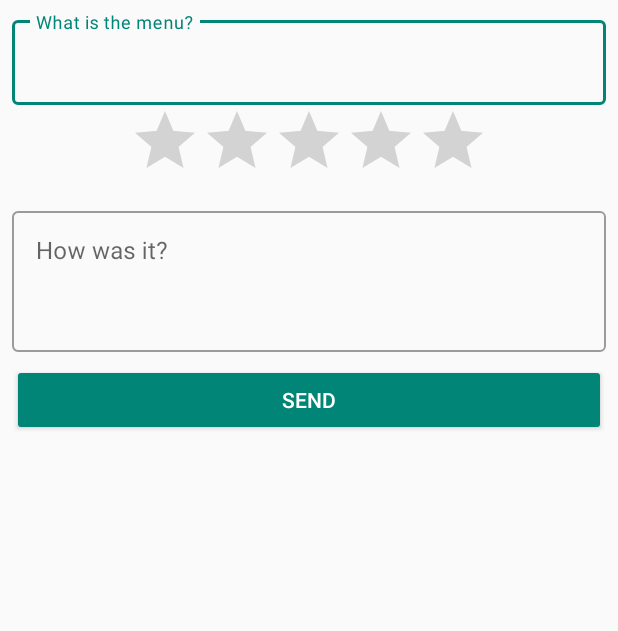
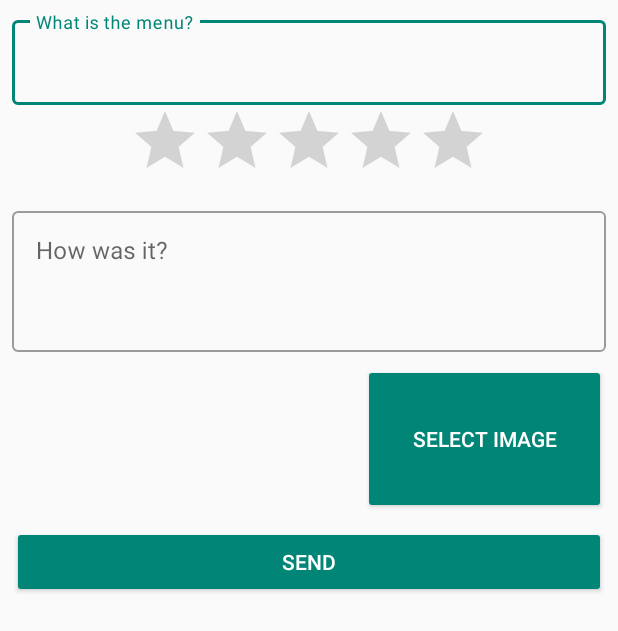
Before and after one commit to gomyk/FoodReviewApp, an Android app: the layout activity_write_review.xml on its own in the app's theme, with its tools: preview values and no code run, on a phone screen of 412 x 824 dp. Shown: the top 631 px of the screen. Run offline under Robolectric (Android 15) with nearby library versions, the light colour scheme and no system bars.

Commit message:
Add view pager in review image upload [2019/05/25]

```diff
--- a/app/src/main/java/com/example/toyproject/utils/CommonContracts.java
+++ b/app/src/main/java/com/example/toyproject/utils/CommonContracts.java
@@ -4,4 +4,5 @@ public class CommonContracts {
     public static final int LOGIN_ACTIVITY_REQUEST = 1000;
     public static final int LOGIN_SUCCESS = 1001;
     public static final int REVIEW_WRITE_ACTIVITY = 1002;
+    public static final int REVIEW_IMAGE_SELECT = 1003;
 }
--- a/app/src/main/res/layout/activity_write_review.xml
+++ b/app/src/main/res/layout/activity_write_review.xml
@@ -5,6 +5,7 @@
     android:layout_width="match_parent"
     android:layout_height="match_parent"
     tools:context=".WriteReviewActivity">
+
     <android.support.design.widget.TextInputLayout
         android:id="@+id/menu_review_name_layout"
         style="@style/Widget.MaterialComponents.TextInputLayout.OutlinedBox"
@@ -28,38 +29,69 @@
         android:layout_height="wrap_content"
         android:layout_marginStart="8dp"
         android:layout_marginEnd="8dp"
-        android:isIndicator="true"
+        android:isIndicator="false"
         android:numStars="5"
-        android:stepSize="1"
+        android:stepSize="0.5"
         app:layout_constraintEnd_toEndOf="parent"
         app:layout_constraintStart_toStartOf="parent"
         app:layout_constraintTop_toBottomOf="@id/menu_review_name_layout" />
+
     <android.support.design.widget.TextInputLayout
         android:id="@+id/menu_review_comment_layout"
         style="@style/Widget.MaterialComponents.TextInputLayout.OutlinedBox"
-        android:layout_margin="8dp"
         android:layout_width="match_parent"
         android:layout_height="wrap_content"
-        app:layout_constraintTop_toBottomOf="@id/menu_rating" >
+        android:layout_margin="8dp"
+        app:layout_constraintTop_toBottomOf="@id/menu_rating">
 
         <android.support.design.widget.TextInputEditText
             android:id="@+id/menu_review_comment"
             android:layout_width="match_parent"
             android:layout_height="wrap_content"
             android:gravity="top"
+            android:hint="How was it?"
             android:lines="3"
-            android:hint="How was it?"
             android:maxLines="3"
             android:minEms="400" />
     </android.support.design.widget.TextInputLayout>
 
+    <android.support.v4.view.ViewPager
+        android:id="@+id/review_viewPager"
+        android:layout_width="0dp"
+        android:layout_height="100dp"
+        android:layout_marginLeft="8dp"
+        android:layout_marginTop="8dp"
+        android:clipToPadding="false"
+        android:paddingStart="20dp"
+        android:paddingEnd="20dp"
+        app:layout_constraintHorizontal_weight="7"
+        app:layout_constraintEnd_toStartOf="@id/review_image_select_button"
+        app:layout_constraintStart_toStartOf="parent"
+        app:layout_constraintTop_toBottomOf="@+id/menu_review_comment_layout"
+        app:layout_constraintHorizontal_chainStyle= "spread_inside"/>
+
+    <Button
+        android:id="@+id/review_image_select_button"
+        style="@style/Widget.AppCompat.Button.Colored"
+        android:layout_width="0dp"
+        android:layout_height="100dp"
+        android:layout_margin="8dp"
+        android:layout_marginEnd="8dp"
+        android:backgroundTint="@color/colorPrimary"
+        android:text="Select Image"
+        app:layout_constraintHorizontal_weight="5"
+        app:layout_constraintEnd_toEndOf="parent"
+        app:layout_constraintStart_toEndOf="@id/review_viewPager"
+        app:layout_constraintTop_toBottomOf="@+id/menu_review_comment_layout"
+        app:layout_constraintHorizontal_chainStyle= "spread_inside" />
+
     <Button
         android:id="@+id/review_upload_button"
+        style="@style/Widget.AppCompat.Button.Colored"
         android:layout_width="match_parent"
         android:layout_height="wrap_content"
         android:layout_margin="8dp"
-        app:layout_constraintTop_toBottomOf="@id/menu_review_comment_layout"
-        style="@style/Widget.AppCompat.Button.Colored"
         android:backgroundTint="@color/colorPrimary"
-        android:text = "SEND"/>
+        android:text="SEND"
+        app:layout_constraintTop_toBottomOf="@+id/review_viewPager" />
 </android.support.constraint.ConstraintLayout>
```
Also changed, not shown: app/src/main/java/com/example/toyproject/CustomImagePagerAdapter.java (added, +55 -0 lines), app/src/main/java/com/example/toyproject/WriteReviewActivity.java (+92 -0 lines), app/src/main/res/layout/pager_item.xml (added, +10 -0 lines).
